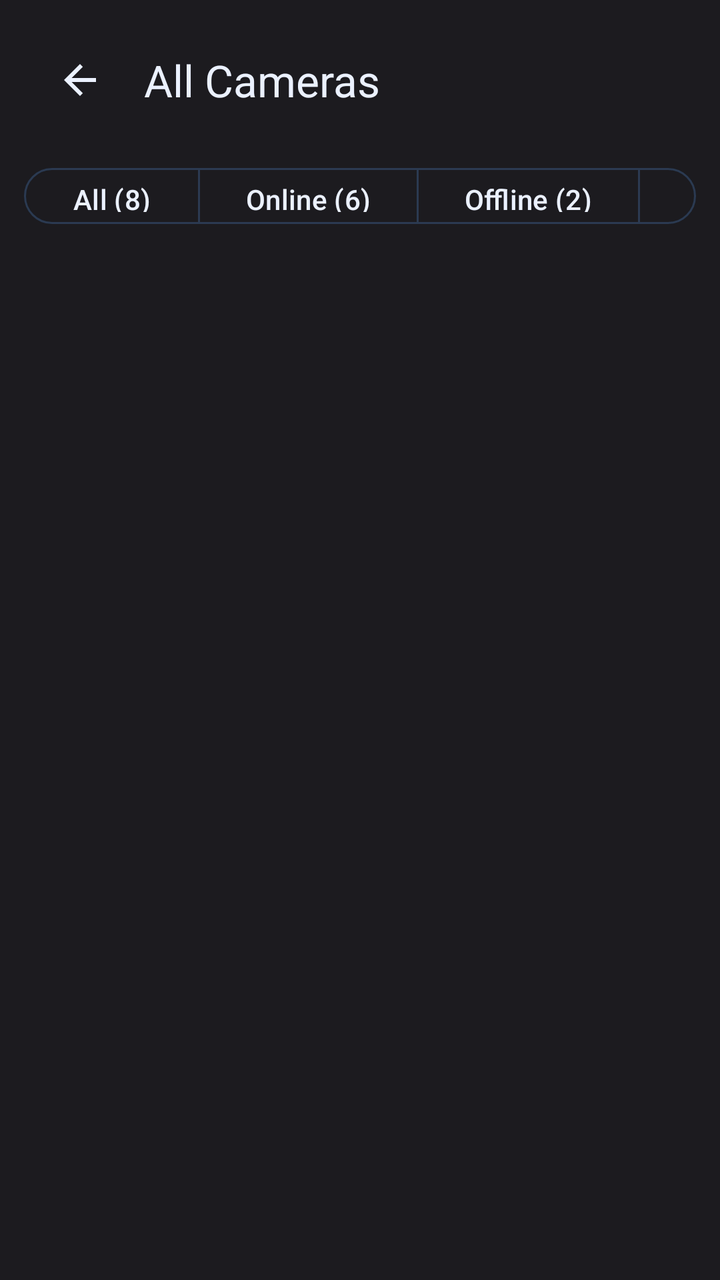
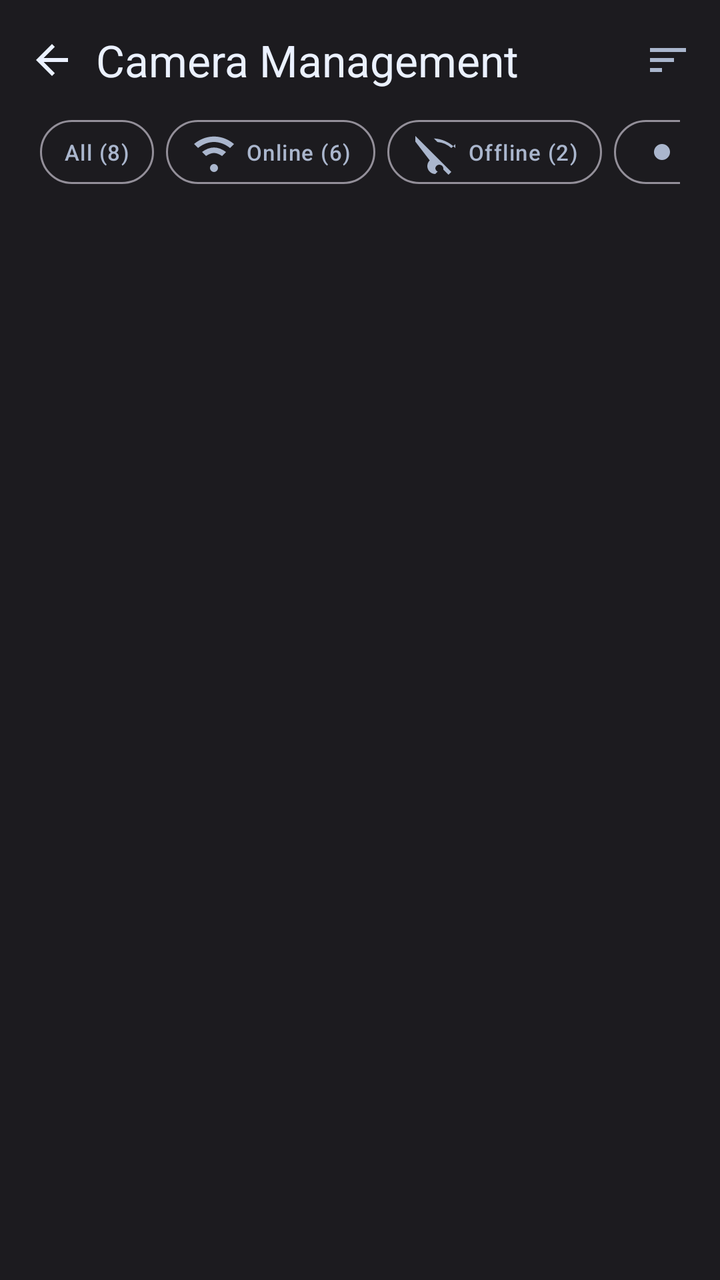

Compare the two renders of this Android layout. The source of the first and the diff that turns it into the second are given below.
<!-- AndroidManifest.xml: application theme Theme.RealLive -->
<!-- res/layout/activity_camera_list.xml -->
<?xml version="1.0" encoding="utf-8"?>
<LinearLayout xmlns:android="http://schemas.android.com/apk/res/android"
    xmlns:app="http://schemas.android.com/apk/res-auto"
    android:layout_width="match_parent"
    android:layout_height="match_parent"
    android:background="@color/auth_bg"
    android:orientation="vertical"
    android:paddingStart="@dimen/space_12"
    android:paddingTop="@dimen/space_8"
    android:paddingEnd="@dimen/space_12"
    android:paddingBottom="@dimen/space_8">

    <com.google.android.material.appbar.MaterialToolbar
        android:id="@+id/camera_list_toolbar"
        android:layout_width="match_parent"
        android:layout_height="wrap_content"
        android:background="@android:color/transparent"
        app:navigationIcon="@drawable/ic_arrow_back_24"
        app:navigationIconTint="?attr/colorOnBackground"
        app:title="All Cameras"
        app:titleTextColor="?attr/colorOnBackground" />

    <com.google.android.material.button.MaterialButtonToggleGroup
        android:id="@+id/camera_list_filters"
        android:layout_width="match_parent"
        android:layout_height="wrap_content"
        android:layout_marginTop="@dimen/space_8"
        app:singleSelection="true">

        <com.google.android.material.button.MaterialButton
            android:id="@+id/camera_filter_all"
            style="?attr/materialButtonOutlinedStyle"
            android:layout_width="wrap_content"
            android:layout_height="36dp"
            android:text="All (8)"
            android:textAllCaps="false" />

        <com.google.android.material.button.MaterialButton
            android:id="@+id/camera_filter_online"
            style="?attr/materialButtonOutlinedStyle"
            android:layout_width="wrap_content"
            android:layout_height="36dp"
            android:text="Online (6)"
            android:textAllCaps="false" />

        <com.google.android.material.button.MaterialButton
            android:id="@+id/camera_filter_offline"
            style="?attr/materialButtonOutlinedStyle"
            android:layout_width="wrap_content"
            android:layout_height="36dp"
            android:text="Offline (2)"
            android:textAllCaps="false" />

        <com.google.android.material.button.MaterialButton
            android:id="@+id/camera_filter_recording"
            style="?attr/materialButtonOutlinedStyle"
            android:layout_width="wrap_content"
            android:layout_height="36dp"
            android:text="Recording"
            android:textAllCaps="false" />
    </com.google.android.material.button.MaterialButtonToggleGroup>

    <TextView
        android:id="@+id/camera_list_status"
        android:layout_width="match_parent"
        android:layout_height="wrap_content"
        android:layout_marginTop="@dimen/space_8"
        android:textAppearance="@style/TextAppearance.Material3.BodySmall"
        android:textColor="?attr/colorOnSurfaceVariant" />

    <androidx.recyclerview.widget.RecyclerView
        android:id="@+id/camera_list_recycler"
        android:layout_width="match_parent"
        android:layout_height="0dp"
        android:layout_marginTop="@dimen/space_8"
        android:layout_weight="1"
        android:clipToPadding="false"
        android:paddingBottom="@dimen/space_8" />

</LinearLayout>
<!-- resources referenced by this layout -->
<resources>
  <dimen name="space_12">12dp</dimen>
  <dimen name="space_8">8dp</dimen>
  <!-- drawable ic_arrow_back_24 (drawable) -->
  <vector xmlns:android="http://schemas.android.com/apk/res/android"
      android:width="24dp"
      android:height="24dp"
      android:viewportWidth="24"
      android:viewportHeight="24">
      <path
          android:fillColor="#111827"
          android:pathData="M20,11H7.83l5.59,-5.59L12,4l-8,8l8,8l1.41,-1.41L7.83,13H20v-2z" />
  </vector>
  <style name="Theme.RealLive" parent="Theme.Material3.DayNight.NoActionBar">
          <item name="colorPrimary">@color/rl_brand</item>
          <item name="colorOnPrimary">@color/rl_bg</item>
          <item name="colorPrimaryContainer">@color/rl_brand_soft</item>
          <item name="colorOnPrimaryContainer">@color/rl_text_primary</item>
  
          <item name="colorSecondary">@color/rl_secondary</item>
          <item name="colorOnSecondary">@color/rl_bg</item>
          <item name="colorSecondaryContainer">@color/rl_secondary_soft</item>
          <item name="colorOnSecondaryContainer">@color/rl_text_primary</item>
  
          <item name="colorTertiary">@color/rl_tertiary</item>
          <item name="colorOnTertiary">@color/rl_bg</item>
          <item name="colorTertiaryContainer">@color/rl_tertiary_soft</item>
          <item name="colorOnTertiaryContainer">@color/rl_text_primary</item>
  
          <item name="colorError">@color/rl_error</item>
          <item name="colorOnError">@color/rl_bg</item>
  
          <item name="colorSurface">@color/rl_surface</item>
          <item name="colorOnSurface">@color/rl_text_primary</item>
          <item name="colorSurfaceVariant">@color/rl_surface_alt</item>
          <item name="colorOnSurfaceVariant">@color/rl_text_secondary</item>
          <item name="colorOutline">@color/rl_border</item>
          <item name="colorOutlineVariant">@color/rl_border</item>
  
          <item name="android:colorBackground">@color/rl_bg</item>
          <item name="colorOnBackground">@color/rl_text_primary</item>
          <item name="android:windowBackground">@color/rl_bg</item>
  
          <item name="android:statusBarColor">@color/rl_bg</item>
          <item name="android:navigationBarColor">@color/rl_bg</item>
          <item name="android:windowLightStatusBar">false</item>
          <item name="android:windowLightNavigationBar">false</item>
      </style>
  <!-- unchanged entries left out for length: 14 -->
</resources>

<!-- the commit's change to res/layout/activity_camera_list.xml (unified diff, before → after) -->
@@ -4,67 +4,127 @@
     android:layout_width="match_parent"
     android:layout_height="match_parent"
     android:background="@color/auth_bg"
-    android:orientation="vertical"
-    android:paddingStart="@dimen/space_12"
-    android:paddingTop="@dimen/space_8"
-    android:paddingEnd="@dimen/space_12"
-    android:paddingBottom="@dimen/space_8">
+    android:orientation="vertical">
 
-    <com.google.android.material.appbar.MaterialToolbar
-        android:id="@+id/camera_list_toolbar"
+    <LinearLayout
+        android:layout_width="match_parent"
+        android:layout_height="60dp"
+        android:gravity="center_vertical"
+        android:orientation="horizontal"
+        android:paddingStart="4dp"
+        android:paddingEnd="4dp">
+
+        <ImageButton
+            android:id="@+id/camera_list_back"
+            android:layout_width="44dp"
+            android:layout_height="44dp"
+            android:background="?attr/selectableItemBackgroundBorderless"
+            android:contentDescription="Back"
+            android:padding="10dp"
+            android:src="@drawable/ic_arrow_back_24"
+            android:tint="?attr/colorOnBackground" />
+
+        <TextView
+            android:id="@+id/camera_list_page_title"
+            android:layout_width="0dp"
+            android:layout_height="wrap_content"
+            android:layout_weight="1"
+            android:text="Camera Management"
+            android:textAppearance="@style/TextAppearance.Material3.TitleLarge"
+            android:textColor="?attr/colorOnBackground" />
+
+        <ImageButton
+            android:id="@+id/camera_list_sort"
+            android:layout_width="44dp"
+            android:layout_height="44dp"
+            android:background="?attr/selectableItemBackgroundBorderless"
+            android:contentDescription="Sort"
+            android:padding="10dp"
+            android:src="@drawable/ic_rl_sort_24"
+            android:tint="?attr/colorOnSurfaceVariant" />
+    </LinearLayout>
+
+    <HorizontalScrollView
         android:layout_width="match_parent"
         android:layout_height="wrap_content"
-        android:background="@android:color/transparent"
-        app:navigationIcon="@drawable/ic_arrow_back_24"
-        app:navigationIconTint="?attr/colorOnBackground"
-        app:title="All Cameras"
-        app:titleTextColor="?attr/colorOnBackground" />
+        android:paddingStart="20dp"
+        android:paddingEnd="20dp"
+        android:scrollbars="none">
 
-    <com.google.android.material.button.MaterialButtonToggleGroup
-        android:id="@+id/camera_list_filters"
-        android:layout_width="match_parent"
-        android:layout_height="wrap_content"
-        android:layout_marginTop="@dimen/space_8"
-        app:singleSelection="true">
+        <LinearLayout
+            android:layout_width="wrap_content"
+            android:layout_height="wrap_content"
+            android:orientation="horizontal">
 
-        <com.google.android.material.button.MaterialButton
-            android:id="@+id/camera_filter_all"
-            style="?attr/materialButtonOutlinedStyle"
-            android:layout_width="wrap_content"
-            android:layout_height="36dp"
-            android:text="All (8)"
-            android:textAllCaps="false" />
+            <TextView
+                android:id="@+id/camera_filter_all"
+                android:layout_width="wrap_content"
+                android:layout_height="32dp"
+                android:background="@drawable/bg_btn_outline"
+                android:gravity="center"
+                android:paddingStart="12dp"
+                android:paddingEnd="12dp"
+                android:text="All (8)"
+                android:textAppearance="@style/TextAppearance.Material3.LabelSmall"
+                android:textColor="?attr/colorOnSurfaceVariant" />
 
-        <com.google.android.material.button.MaterialButton
-            android:id="@+id/camera_filter_online"
-            style="?attr/materialButtonOutlinedStyle"
-            android:layout_width="wrap_content"
-            android:layout_height="36dp"
-            android:text="Online (6)"
-            android:textAllCaps="false" />
+            <TextView
+                android:id="@+id/camera_filter_online"
+                android:layout_width="wrap_content"
+                android:layout_height="32dp"
+                android:layout_marginStart="6dp"
+                android:background="@drawable/bg_btn_outline"
+                android:gravity="center"
+                android:paddingStart="12dp"
+                android:paddingEnd="12dp"
+                android:text="Online (6)"
+                android:textAppearance="@style/TextAppearance.Material3.LabelSmall"
+                android:textColor="?attr/colorOnSurfaceVariant"
+                android:drawableStart="@drawable/ic_rl_wifi_24"
+                android:drawableTint="?attr/colorOnSurfaceVariant"
+                android:drawablePadding="4dp" />
 
-        <com.google.android.material.button.MaterialButton
-            android:id="@+id/camera_filter_offline"
-            style="?attr/materialButtonOutlinedStyle"
-            android:layout_width="wrap_content"
-            android:layout_height="36dp"
-            android:text="Offline (2)"
-            android:textAllCaps="false" />
+            <TextView
+                android:id="@+id/camera_filter_offline"
+                android:layout_width="wrap_content"
+                android:layout_height="32dp"
+                android:layout_marginStart="6dp"
+                android:background="@drawable/bg_btn_outline"
+                android:gravity="center"
+                android:paddingStart="12dp"
+                android:paddingEnd="12dp"
+                android:text="Offline (2)"
+                android:textAppearance="@style/TextAppearance.Material3.LabelSmall"
+                android:textColor="?attr/colorOnSurfaceVariant"
+                android:drawableStart="@drawable/ic_rl_wifi_off_24"
+                android:drawableTint="?attr/colorOnSurfaceVariant"
+                android:drawablePadding="4dp" />
 
-        <com.google.android.material.button.MaterialButton
-            android:id="@+id/camera_filter_recording"
-            style="?attr/materialButtonOutlinedStyle"
-            android:layout_width="wrap_content"
-            android:layout_height="36dp"
-            android:text="Recording"
-            android:textAllCaps="false" />
-    </com.google.android.material.button.MaterialButtonToggleGroup>
+            <TextView
+                android:id="@+id/camera_filter_recording"
+                android:layout_width="wrap_content"
+                android:layout_height="32dp"
+                android:layout_marginStart="6dp"
+                android:background="@drawable/bg_btn_outline"
+                android:gravity="center"
+                android:paddingStart="12dp"
+                android:paddingEnd="12dp"
+                android:text="Recording"
+                android:textAppearance="@style/TextAppearance.Material3.LabelSmall"
+                android:textColor="?attr/colorOnSurfaceVariant"
+                android:drawableStart="@drawable/ic_rl_record_24"
+                android:drawableTint="?attr/colorOnSurfaceVariant"
+                android:drawablePadding="4dp" />
+        </LinearLayout>
+    </HorizontalScrollView>
 
     <TextView
         android:id="@+id/camera_list_status"
         android:layout_width="match_parent"
         android:layout_height="wrap_content"
-        android:layout_marginTop="@dimen/space_8"
+        android:layout_marginTop="8dp"
+        android:paddingStart="20dp"
+        android:paddingEnd="20dp"
         android:textAppearance="@style/TextAppearance.Material3.BodySmall"
         android:textColor="?attr/colorOnSurfaceVariant" />
 
@@ -72,9 +132,11 @@
         android:id="@+id/camera_list_recycler"
         android:layout_width="match_parent"
         android:layout_height="0dp"
-        android:layout_marginTop="@dimen/space_8"
+        android:layout_marginTop="8dp"
         android:layout_weight="1"
         android:clipToPadding="false"
-        android:paddingBottom="@dimen/space_8" />
+        android:paddingStart="20dp"
+        android:paddingEnd="20dp"
+        android:paddingBottom="12dp" />
 
 </LinearLayout>
<!-- resource entries referenced after the edit -->
@@ -1,7 +1,11 @@
 <!-- resources referenced by this layout -->
 <resources>
-  <dimen name="space_12">12dp</dimen>
-  <dimen name="space_8">8dp</dimen>
+  <!-- drawable bg_btn_outline (drawable) -->
+  <shape xmlns:android="http://schemas.android.com/apk/res/android">
+      <solid android:color="@android:color/transparent" />
+      <stroke android:width="1dp" android:color="#938F99" />
+      <corners android:radius="999dp" />
+  </shape>
   <!-- drawable ic_arrow_back_24 (drawable) -->
   <vector xmlns:android="http://schemas.android.com/apk/res/android"
       android:width="24dp"
@@ -9,8 +13,24 @@
       android:viewportWidth="24"
       android:viewportHeight="24">
       <path
-          android:fillColor="#111827"
+          android:fillColor="@color/rl_text_primary"
           android:pathData="M20,11H7.83l5.59,-5.59L12,4l-8,8l8,8l1.41,-1.41L7.83,13H20v-2z" />
+  </vector>
+  <!-- drawable ic_rl_record_24 (drawable) -->
+  <vector xmlns:android="http://schemas.android.com/apk/res/android" android:width="24dp" android:height="24dp" android:viewportWidth="24" android:viewportHeight="24">
+    <path android:fillColor="#FFFFFFFF" android:pathData="M12,8a4,4 0 1,1 0,8a4,4 0 0,1 0,-8z"/>
+  </vector>
+  <!-- drawable ic_rl_sort_24 (drawable) -->
+  <vector xmlns:android="http://schemas.android.com/apk/res/android" android:width="24dp" android:height="24dp" android:viewportWidth="24" android:viewportHeight="24">
+    <path android:fillColor="#FFFFFFFF" android:pathData="M3,18h6v-2H3zM3,13h12v-2H3zM3,8h18V6H3z"/>
+  </vector>
+  <!-- drawable ic_rl_wifi_24 (drawable) -->
+  <vector xmlns:android="http://schemas.android.com/apk/res/android" android:width="24dp" android:height="24dp" android:viewportWidth="24" android:viewportHeight="24">
+    <path android:fillColor="#FFFFFFFF" android:pathData="M12,18a2,2 0 1,1 0,4a2,2 0 0,1 0,-4zM2,8c6,-5 14,-5 20,0l-2,2c-5,-4 -11,-4 -16,0zM6,12c4,-3 8,-3 12,0l-2,2c-3,-2 -5,-2 -8,0z"/>
+  </vector>
+  <!-- drawable ic_rl_wifi_off_24 (drawable) -->
+  <vector xmlns:android="http://schemas.android.com/apk/res/android" android:width="24dp" android:height="24dp" android:viewportWidth="24" android:viewportHeight="24">
+    <path android:fillColor="#FFFFFFFF" android:pathData="M2,4l18,18l-1.4,1.4L16,20.8A2,2 0 0,0 12,20a2,2 0 0,0 1.2,1.8L12,23a4,4 0 0,1 -4,-4a4,4 0 0,1 1.2,-2.8L2,6.8zM22,8l-2,2a12,12 0 0,0 -7,-3l-1.8,-1.8c4,0.2 7.7,1.8 10.8,4.8z"/>
   </vector>
   <style name="Theme.RealLive" parent="Theme.Material3.DayNight.NoActionBar">
           <item name="colorPrimary">@color/rl_brand</item>
@@ -41,6 +61,7 @@
           <item name="android:colorBackground">@color/rl_bg</item>
           <item name="colorOnBackground">@color/rl_text_primary</item>
           <item name="android:windowBackground">@color/rl_bg</item>
+          <item name="android:textColorHighlight">@android:color/transparent</item>
   
           <item name="android:statusBarColor">@color/rl_bg</item>
           <item name="android:navigationBarColor">@color/rl_bg</item>
